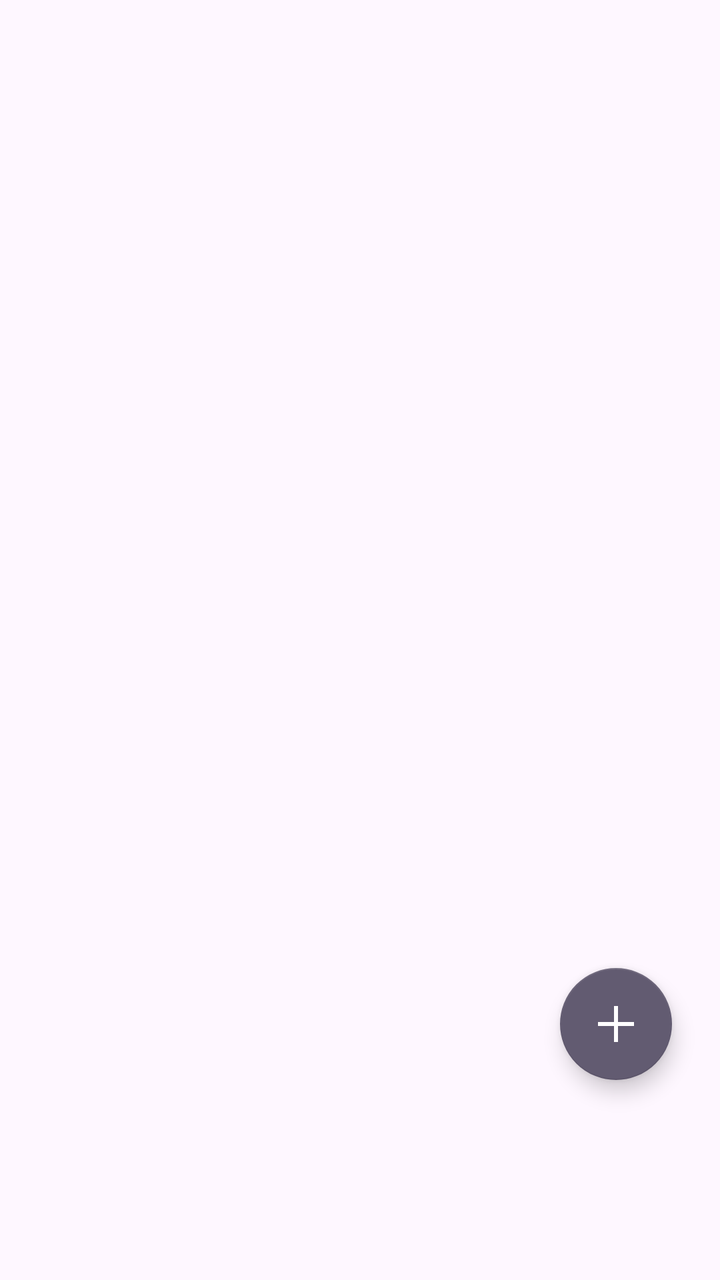
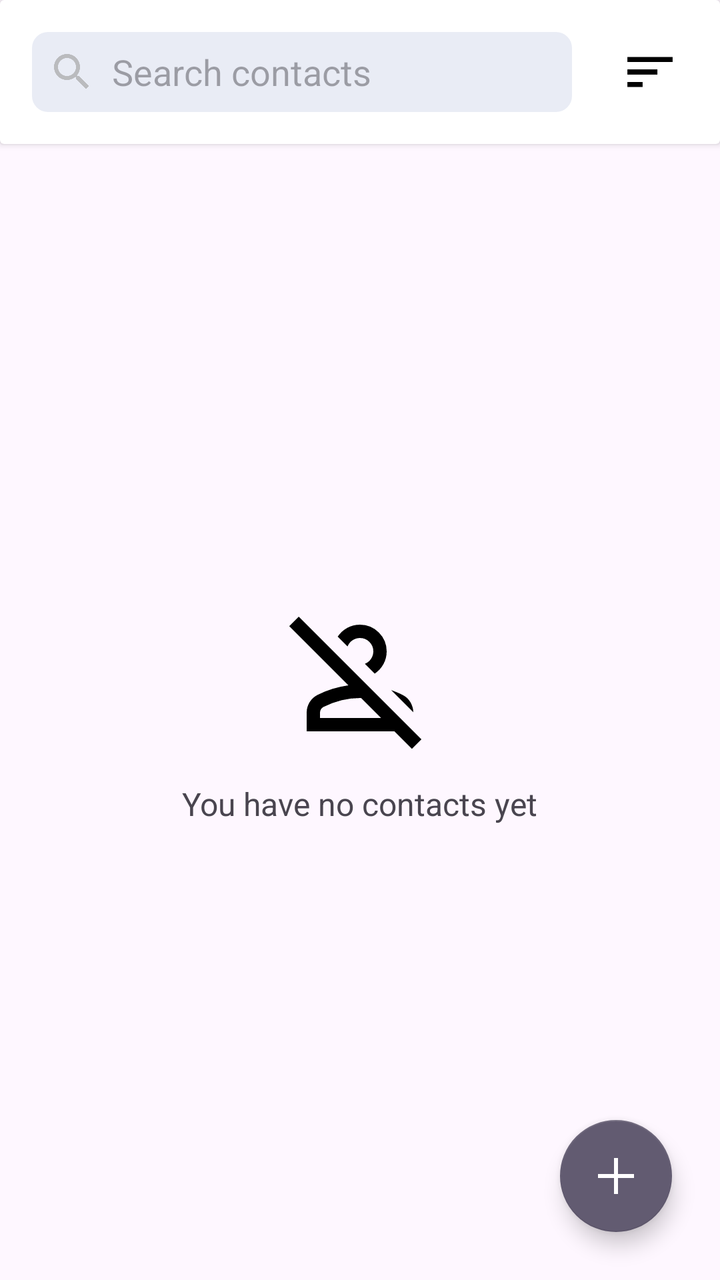

Screens rendered from an Android XML layout before and after an edit, with the pre-edit source and the edit as a unified diff.
<!-- AndroidManifest.xml: application theme Theme.Phonebook -->
<!-- res/layout/fragment_contacts.xml -->
<?xml version="1.0" encoding="utf-8"?>
<FrameLayout xmlns:android="http://schemas.android.com/apk/res/android"
    xmlns:tools="http://schemas.android.com/tools"
    android:layout_width="match_parent"
    android:layout_height="match_parent"
    tools:context=".ui.home.nested.ContactsFragment">

    <androidx.recyclerview.widget.RecyclerView
        android:id="@+id/rvContacts"
        android:layout_width="match_parent"
        android:layout_height="match_parent"
        android:paddingBottom="100dp"
        android:clipToPadding="false" />

    <LinearLayout
        android:id="@+id/llEmptyContactsPlaceholder"
        android:layout_width="match_parent"
        android:layout_height="match_parent"
        android:gravity="center"
        android:orientation="vertical"
        android:visibility="gone">

        <ImageView
            android:id="@+id/empty_icon"
            android:layout_width="80dp"
            android:layout_height="80dp"
            android:contentDescription="@string/you_have_no_contacts_yet"
            android:src="@drawable/ic_outline_person_off_24" />

        <TextView
            android:id="@+id/empty_text"
            android:layout_width="wrap_content"
            android:layout_height="wrap_content"
            android:layout_marginTop="12dp"
            android:text="@string/you_have_no_contacts_yet"
            android:textSize="16sp" />
    </LinearLayout>

    <com.google.android.material.floatingactionbutton.FloatingActionButton
        android:id="@+id/fabAdd"
        android:layout_width="wrap_content"
        android:layout_height="wrap_content"
        android:layout_gravity="end|bottom"
        android:layout_marginEnd="24dp"
        android:layout_marginBottom="100dp"
        android:contentDescription="@string/add_contact"
        android:src="@drawable/ic_outline_add_2_24"
        style="@style/Widget.MaterialComponents.FloatingActionButton" />

</FrameLayout>
<!-- resources referenced by this layout -->
<resources>
  <!-- drawable ic_outline_add_2_24 (drawable) -->
  <vector xmlns:android="http://schemas.android.com/apk/res/android" android:height="24dp" android:tint="#000000" android:viewportHeight="960" android:viewportWidth="960" android:width="24dp">
        
      <path android:fillColor="@android:color/white" android:pathData="M440,840L440,520L120,520L120,440L440,440L440,120L520,120L520,440L840,440L840,520L520,520L520,840L440,840Z"/>
      
  </vector>
  <string name="add_contact">Add Contact</string>
  <string name="you_have_no_contacts_yet">You have no contacts yet</string>
  <style name="Theme.Phonebook" parent="Base.Theme.Phonebook" />
  <style name="Base.Theme.Phonebook" parent="Theme.Material3.DayNight.NoActionBar">
          
          
      </style>
  <!-- unchanged entries left out for length: 1 -->
</resources>

<!-- the commit's change to res/layout/fragment_contacts.xml (unified diff, before → after) -->
@@ -1,50 +1,112 @@
 <?xml version="1.0" encoding="utf-8"?>
-<FrameLayout xmlns:android="http://schemas.android.com/apk/res/android"
+<LinearLayout xmlns:android="http://schemas.android.com/apk/res/android"
     xmlns:tools="http://schemas.android.com/tools"
     android:layout_width="match_parent"
     android:layout_height="match_parent"
+    android:orientation="vertical"
     tools:context=".ui.home.nested.ContactsFragment">
 
-    <androidx.recyclerview.widget.RecyclerView
-        android:id="@+id/rvContacts"
+    
+    <androidx.cardview.widget.CardView
+        android:id="@+id/cvTopNavbar"
         android:layout_width="match_parent"
-        android:layout_height="match_parent"
-        android:paddingBottom="100dp"
-        android:clipToPadding="false" />
+        android:layout_height="wrap_content"
+        android:elevation="@dimen/space_xs">
 
-    <LinearLayout
-        android:id="@+id/llEmptyContactsPlaceholder"
+        
+        <LinearLayout
+            android:id="@+id/llSearchBar"
+            android:layout_width="match_parent"
+            android:layout_height="wrap_content"
+            android:layout_margin="@dimen/space_xl"
+            android:weightSum="10"
+            android:orientation="horizontal">
+
+            
+            <EditText
+                android:id="@+id/etSearch"
+                android:layout_width="@dimen/space_nil"
+                android:layout_height="match_parent"
+                android:layout_weight="9"
+                android:hint="@string/searchbar_hint"
+                android:padding="@dimen/space_xs"
+                android:drawableStart="@drawable/ic_baseline_search_24"
+                android:drawableTint="@color/g_border"
+                android:drawablePadding="@dimen/space_xs"
+                android:background="@drawable/search_view_bg" />
+
+            
+            <View
+                android:layout_width="@dimen/space_xxl"
+                android:layout_height="@dimen/space_nil"/>
+
+            
+            <ImageView
+                android:id="@+id/ivSort"
+                android:layout_width="@dimen/space_nil"
+                android:layout_height="@dimen/space_xxxxl"
+                android:layout_weight="1"
+                android:layout_gravity="center"
+                android:layout_margin="@dimen/space_xxxs"
+                android:src="@drawable/ic_outline_sort_24" />
+
+        </LinearLayout>
+
+    </androidx.cardview.widget.CardView>
+
+    
+    <FrameLayout
         android:layout_width="match_parent"
-        android:layout_height="match_parent"
-        android:gravity="center"
-        android:orientation="vertical"
-        android:visibility="gone">
+        android:layout_height="@dimen/space_nil"
+        android:layout_weight="1">
 
-        <ImageView
-            android:id="@+id/empty_icon"
-            android:layout_width="80dp"
-            android:layout_height="80dp"
-            android:contentDescription="@string/you_have_no_contacts_yet"
-            android:src="@drawable/ic_outline_person_off_24" />
+        
+        <androidx.recyclerview.widget.RecyclerView
+            android:id="@+id/rvContacts"
+            android:layout_width="match_parent"
+            android:layout_height="match_parent"
+            android:paddingBottom="@dimen/space_xxxxxxxxl"
+            android:clipToPadding="false" />
 
-        <TextView
-            android:id="@+id/empty_text"
+        
+        <LinearLayout
+            android:id="@+id/llEmptyContactsPlaceholder"
+            android:layout_width="match_parent"
+            android:layout_height="match_parent"
+            android:gravity="center"
+            android:orientation="vertical">
+
+            
+            <ImageView
+                android:id="@+id/empty_icon"
+                android:layout_width="@dimen/space_xxxxxxl"
+                android:layout_height="@dimen/space_xxxxxxl"
+                android:contentDescription="@string/you_have_no_contacts_yet"
+                android:src="@drawable/ic_outline_person_off_24" />
+
+            
+            <TextView
+                android:id="@+id/empty_text"
+                android:layout_width="wrap_content"
+                android:layout_height="wrap_content"
+                android:layout_marginTop="@dimen/space_m"
+                android:text="@string/you_have_no_contacts_yet"
+                android:textSize="@dimen/text_l" />
+        </LinearLayout>
+
+        
+        <com.google.android.material.floatingactionbutton.FloatingActionButton
+            android:id="@+id/fabAdd"
             android:layout_width="wrap_content"
             android:layout_height="wrap_content"
-            android:layout_marginTop="12dp"
-            android:text="@string/you_have_no_contacts_yet"
-            android:textSize="16sp" />
-    </LinearLayout>
+            android:layout_gravity="end|bottom"
+            android:layout_marginEnd="@dimen/space_xxxl"
+            android:layout_marginBottom="@dimen/space_xxxl"
+            android:elevation="@dimen/space_xs"
+            android:contentDescription="@string/add_contact"
+            android:src="@drawable/ic_outline_add_2_24"
+            style="@style/Widget.MaterialComponents.FloatingActionButton" />
 
-    <com.google.android.material.floatingactionbutton.FloatingActionButton
-        android:id="@+id/fabAdd"
-        android:layout_width="wrap_content"
-        android:layout_height="wrap_content"
-        android:layout_gravity="end|bottom"
-        android:layout_marginEnd="24dp"
-        android:layout_marginBottom="100dp"
-        android:contentDescription="@string/add_contact"
-        android:src="@drawable/ic_outline_add_2_24"
-        style="@style/Widget.MaterialComponents.FloatingActionButton" />
+    </FrameLayout>
 
-</FrameLayout>
+</LinearLayout>
<!-- resource entries referenced after the edit -->
@@ -1,14 +1,59 @@
 <!-- resources referenced by this layout -->
 <resources>
+  <color name="g_border">#AAA2A2A2</color>
+  <dimen name="space_m">12dp</dimen>
+  <dimen name="space_nil">0dp</dimen>
+  <dimen name="space_xl">16dp</dimen>
+  <dimen name="space_xs">8dp</dimen>
+  <dimen name="space_xxl">20dp</dimen>
+  <dimen name="space_xxxl">24dp</dimen>
+  <dimen name="space_xxxs">4dp</dimen>
+  <dimen name="space_xxxxl">32dp</dimen>
+  <dimen name="space_xxxxxxl">80dp</dimen>
+  <dimen name="space_xxxxxxxxl">120dp</dimen>
+  <dimen name="text_l">16sp</dimen>
+  <!-- drawable ic_baseline_search_24 (drawable) -->
+  <vector xmlns:android="http://schemas.android.com/apk/res/android" android:height="24dp" android:tint="#000000" android:viewportHeight="24" android:viewportWidth="24" android:width="24dp">
+        
+      <path android:fillColor="@android:color/white" android:pathData="M15.5,14h-0.79l-0.28,-0.27C15.41,12.59 16,11.11 16,9.5 16,5.91 13.09,3 9.5,3S3,5.91 3,9.5 5.91,16 9.5,16c1.61,0 3.09,-0.59 4.23,-1.57l0.27,0.28v0.79l5,4.99L20.49,19l-4.99,-5zM9.5,14C7.01,14 5,11.99 5,9.5S7.01,5 9.5,5 14,7.01 14,9.5 11.99,14 9.5,14z"/>
+      
+  </vector>
   <!-- drawable ic_outline_add_2_24 (drawable) -->
   <vector xmlns:android="http://schemas.android.com/apk/res/android" android:height="24dp" android:tint="#000000" android:viewportHeight="960" android:viewportWidth="960" android:width="24dp">
         
       <path android:fillColor="@android:color/white" android:pathData="M440,840L440,520L120,520L120,440L440,440L440,120L520,120L520,440L840,440L840,520L520,520L520,840L440,840Z"/>
       
   </vector>
+  <!-- drawable ic_outline_sort_24 (drawable) -->
+  <vector xmlns:android="http://schemas.android.com/apk/res/android" android:autoMirrored="true" android:height="24dp" android:tint="#000000" android:viewportHeight="960" android:viewportWidth="960" android:width="24dp">
+        
+      <path android:fillColor="@android:color/white" android:pathData="M120,720L120,640L360,640L360,720L120,720ZM120,520L120,440L600,440L600,520L120,520ZM120,320L120,240L840,240L840,320L120,320Z"/>
+      
+  </vector>
+  <!-- drawable search_view_bg (drawable) -->
+  <?xml version="1.0" encoding="utf-8"?>
+  <selector xmlns:android="http://schemas.android.com/apk/res/android">
+      <item android:state_enabled="true" android:state_focused="true">
+          <shape android:shape="rectangle">
+              <corners android:radius="@dimen/space_xs" />
+              <stroke android:width="@dimen/space_xxxxs" android:color="@color/cs_blue" />
+              <solid android:color="@color/main_bg" />
+          </shape>
+      </item>
+      <item android:state_enabled="true">
+          <shape android:shape="rectangle">
+              <corners android:radius="@dimen/space_xs" />
+              <solid android:color="@color/main_bg" />
+          </shape>
+      </item>
+  </selector>
   <string name="add_contact">Add Contact</string>
+  <string name="searchbar_hint">Search contacts</string>
   <string name="you_have_no_contacts_yet">You have no contacts yet</string>
   <style name="Theme.Phonebook" parent="Base.Theme.Phonebook" />
+  <dimen name="space_xxxxs">2dp</dimen>
+  <color name="cs_blue">#00B3FE</color>
+  <color name="main_bg">#E9ECF5</color>
   <style name="Base.Theme.Phonebook" parent="Theme.Material3.DayNight.NoActionBar">
           
           
